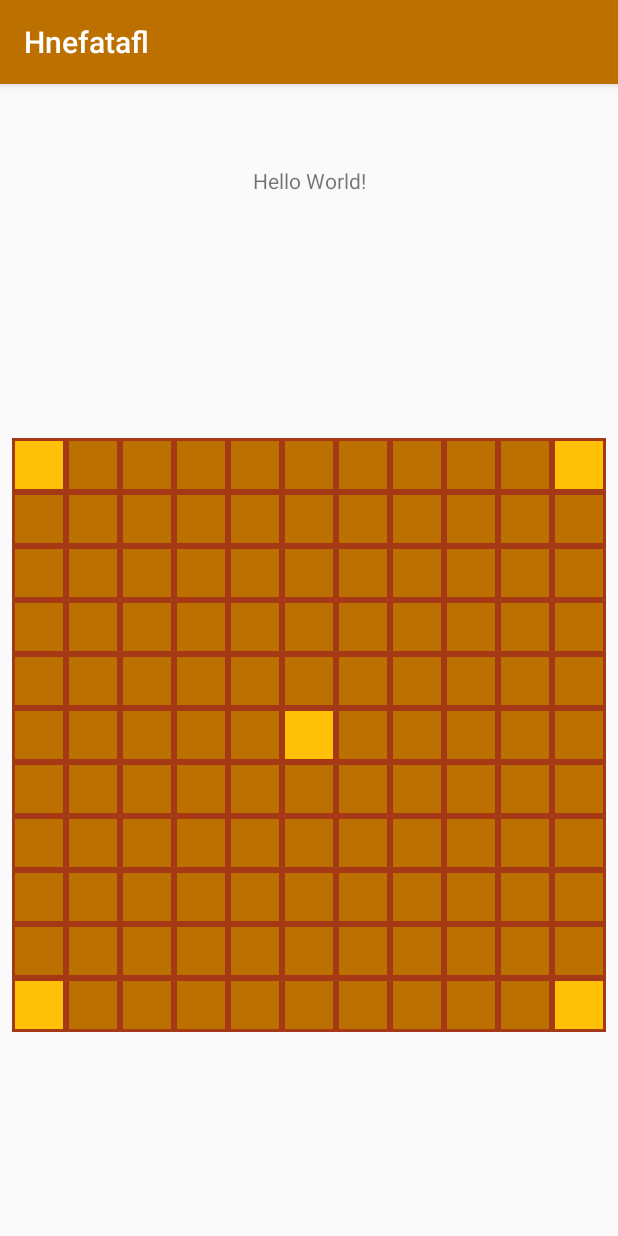
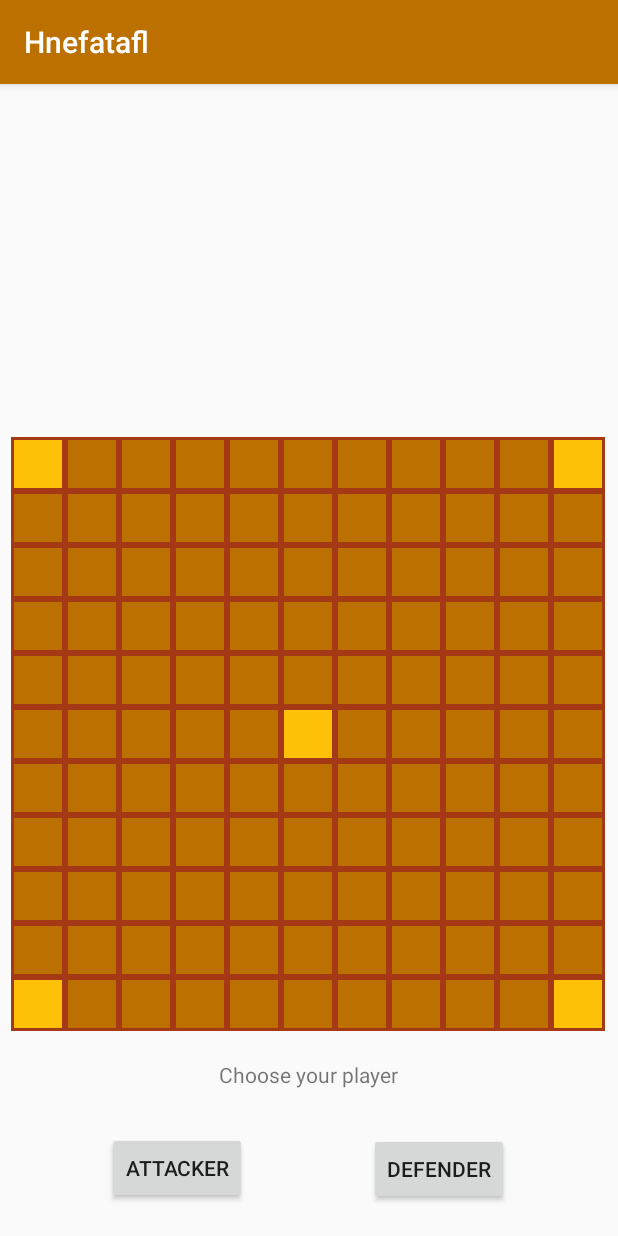
Before and after one commit to shirleywbi/Hnefatafl, an Android app: the screen it shows after launch (MainActivity), on a phone screen of 412 x 824 dp. Run offline under Robolectric (Android 15) with nearby library versions, the phone set to English and light mode, and no system bars.

Commit message:
add attacker and defender buttons

```diff
--- a/app/src/main/res/layout/activity_main.xml
+++ b/app/src/main/res/layout/activity_main.xml
@@ -6,34 +6,19 @@
     android:layout_height="match_parent"
     tools:context=".MainActivity">
 
-    <TextView
-        android:id="@+id/textView"
-        android:layout_width="wrap_content"
-        android:layout_height="wrap_content"
-        android:text="Hello World!"
-        app:layout_constraintBottom_toBottomOf="parent"
-        app:layout_constraintHorizontal_bias="0.501"
-        app:layout_constraintLeft_toLeftOf="parent"
-        app:layout_constraintRight_toRightOf="parent"
-        app:layout_constraintTop_toTopOf="parent"
-        app:layout_constraintVertical_bias="0.073" />
-
     <androidx.constraintlayout.widget.ConstraintLayout
         android:id="@+id/boardContainer"
         android:layout_width="412dp"
         android:layout_height="609dp"
         android:layout_marginStart="1dp"
         android:layout_marginLeft="1dp"
-        android:layout_marginTop="8dp"
         android:layout_marginEnd="1dp"
         android:layout_marginRight="1dp"
         android:layout_marginBottom="1dp"
         app:layout_constraintBottom_toBottomOf="parent"
         app:layout_constraintEnd_toEndOf="parent"
-        app:layout_constraintHorizontal_bias="0.666"
-        app:layout_constraintStart_toStartOf="parent"
-        app:layout_constraintTop_toBottomOf="@+id/textView"
-        app:layout_constraintVertical_bias="1.0">
+        app:layout_constraintHorizontal_bias="1.0"
+        app:layout_constraintStart_toStartOf="parent">
 
         <com.shirleywbi.hnefatafl.ui.BoardView
             android:id="@+id/board"
@@ -44,12 +29,47 @@
             android:layout_marginTop="2dp"
             android:layout_marginEnd="2dp"
             android:layout_marginRight="2dp"
+            android:layout_marginBottom="2dp"
             app:layout_constraintBottom_toBottomOf="parent"
             app:layout_constraintEnd_toEndOf="parent"
             app:layout_constraintStart_toStartOf="parent"
             app:layout_constraintTop_toTopOf="parent"
             app:layout_constraintVertical_bias="0.37" />
 
+        <Button
+            android:id="@+id/attacker_btn"
+            android:layout_width="wrap_content"
+            android:layout_height="0dp"
+            android:layout_marginTop="64dp"
+            android:text="Attacker"
+            app:layout_constraintEnd_toEndOf="parent"
+            app:layout_constraintHorizontal_bias="0.225"
+            app:layout_constraintStart_toStartOf="parent"
+            app:layout_constraintTop_toBottomOf="@+id/board" />
+
+        <Button
+            android:id="@+id/defender_btn"
+            android:layout_width="wrap_content"
+            android:layout_height="wrap_content"
+            android:layout_marginTop="47dp"
+            android:text="Defender"
+            app:layout_constraintBottom_toBottomOf="parent"
+            app:layout_constraintEnd_toEndOf="parent"
+            app:layout_constraintHorizontal_bias="0.774"
+            app:layout_constraintStart_toStartOf="parent"
+            app:layout_constraintTop_toBottomOf="@+id/board"
+            app:layout_constraintVertical_bias="0.472" />
+
+        <TextView
+            android:id="@+id/choose_player_text"
+            android:layout_width="wrap_content"
+            android:layout_height="wrap_content"
+            android:layout_marginTop="16dp"
+            android:text="Choose your player"
+            app:layout_constraintEnd_toEndOf="parent"
+            app:layout_constraintStart_toStartOf="parent"
+            app:layout_constraintTop_toBottomOf="@+id/board" />
+
     </androidx.constraintlayout.widget.ConstraintLayout>
 
 </androidx.constraintlayout.widget.ConstraintLayout>
```
